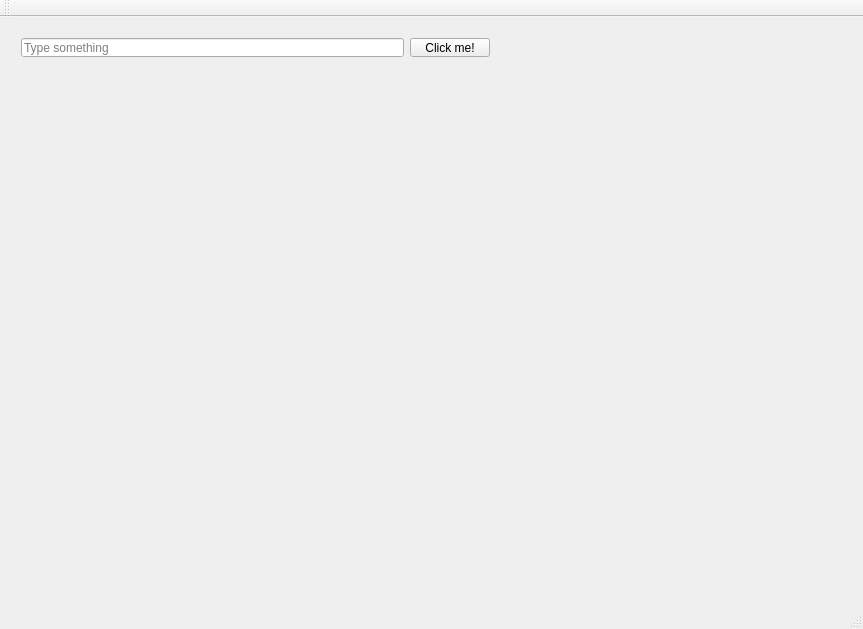
Above: mainwindow.ui from olund/VechicleRegister before the change. Below: the same form after it.
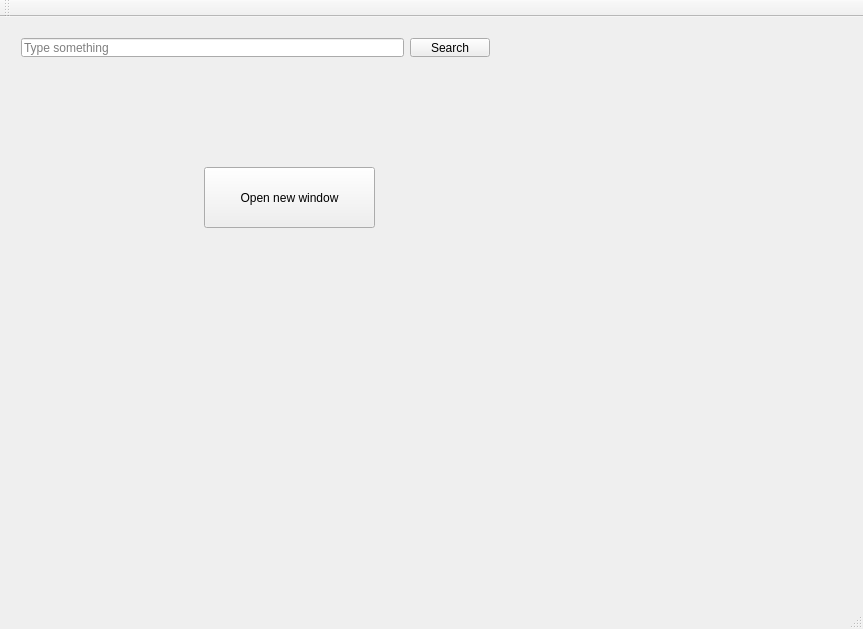
That is the form after the change.

Commit message: Added a new dialog or a window?

What changed in the file:
```diff
--- a/mainwindow.ui
+++ b/mainwindow.ui
@@ -34,12 +34,25 @@
      <item>
       <widget class="QPushButton" name="pushButton">
        <property name="text">
-        <string>Click me!</string>
+        <string>Search</string>
        </property>
       </widget>
      </item>
     </layout>
    </widget>
+   <widget class="QPushButton" name="pushButton_2">
+    <property name="geometry">
+     <rect>
+      <x>204</x>
+      <y>150</y>
+      <width>171</width>
+      <height>61</height>
+     </rect>
+    </property>
+    <property name="text">
+     <string>Open new window</string>
+    </property>
+   </widget>
   </widget>
   <widget class="QMenuBar" name="menuBar">
    <property name="geometry">
```
The commit also changes 6 other files.
